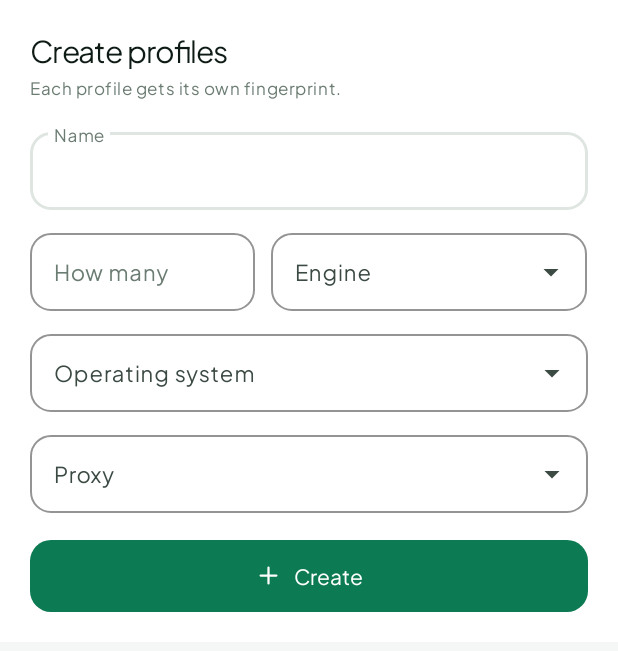
After one commit to alistairfoxlondon-pixel/Joe-Anti-detect-Browser-Mobile, an Android app: the layout sheet_bulk_create.xml on its own in the app's theme, with its tools: preview values and no code run, on a phone screen of 412 x 824 dp. The commit adds this screen. Shown: the top 651 px of the screen. Run offline under Robolectric (Android 15) with nearby library versions, the phone set to English and light mode, and no system bars.

Commit message:
Profiles: bulk create (name prefix, count, engine, OS, shared proxy)
Co-authored-by: arena-agent <297053741+arena-agent@users.noreply.github.com>

```diff
--- /dev/null
+++ b/app/src/main/res/layout/sheet_bulk_create.xml
@@ -0,0 +1,127 @@
+<?xml version="1.0" encoding="utf-8"?>
+<!--
+  Bulk create sheet.
+
+  Four choices and one number. Everything else is generated: each profile gets its own
+  fingerprint (engine + OS are the only identity inputs the user has to pick), and names are
+  numbered from the base name so a batch of 20 is readable in the list.
+-->
+<LinearLayout xmlns:android="http://schemas.android.com/apk/res/android"
+    xmlns:app="http://schemas.android.com/apk/res-auto"
+    android:layout_width="match_parent"
+    android:layout_height="wrap_content"
+    android:background="@color/surface"
+    android:orientation="vertical"
+    android:paddingStart="20dp"
+    android:paddingTop="18dp"
+    android:paddingEnd="20dp"
+    android:paddingBottom="20dp">
+
+    <TextView
+        style="@style/Text.Jb.ScreenTitle"
+        android:layout_width="match_parent"
+        android:layout_height="wrap_content"
+        android:text="@string/bulk_title" />
+
+    <TextView
+        style="@style/Text.Jb.Caption"
+        android:layout_width="match_parent"
+        android:layout_height="wrap_content"
+        android:layout_marginTop="2dp"
+        android:text="@string/bulk_hint" />
+
+    <com.google.android.material.textfield.TextInputLayout
+        android:id="@+id/bulkNameLayout"
+        style="@style/Widget.Jb.TextInput"
+        android:layout_width="match_parent"
+        android:layout_height="wrap_content"
+        android:layout_marginTop="16dp"
+        android:hint="@string/bulk_name">
+
+        <com.google.android.material.textfield.TextInputEditText
+            android:id="@+id/bulkNameInput"
+            android:layout_width="match_parent"
+            android:layout_height="52dp"
+            android:inputType="text"
+            android:maxLines="1" />
+    </com.google.android.material.textfield.TextInputLayout>
+
+    <LinearLayout
+        android:layout_width="match_parent"
+        android:layout_height="wrap_content"
+        android:layout_marginTop="10dp"
+        android:orientation="horizontal">
+
+        <com.google.android.material.textfield.TextInputLayout
+            android:id="@+id/bulkCountLayout"
+            style="@style/Widget.Jb.TextInput"
+            android:layout_width="0dp"
+            android:layout_height="wrap_content"
+            android:layout_marginEnd="5dp"
+            android:layout_weight="1"
+            android:hint="@string/bulk_count">
+
+            <com.google.android.material.textfield.TextInputEditText
+                android:id="@+id/bulkCountInput"
+                android:layout_width="match_parent"
+                android:layout_height="52dp"
+                android:inputType="number"
+                android:maxLines="1" />
+        </com.google.android.material.textfield.TextInputLayout>
+
+        <com.google.android.material.textfield.TextInputLayout
+            style="@style/Widget.Jb.TextInput.Dropdown"
+            android:layout_width="0dp"
+            android:layout_height="wrap_content"
+            android:layout_marginStart="5dp"
+            android:layout_weight="1.4"
+            android:hint="@string/bulk_engine">
+
+            <AutoCompleteTextView
+                android:id="@+id/bulkEngine"
+                android:layout_width="match_parent"
+                android:layout_height="52dp"
+                android:inputType="none"
+                android:maxLines="1" />
+        </com.google.android.material.textfield.TextInputLayout>
+    </LinearLayout>
+
+    <com.google.android.material.textfield.TextInputLayout
+        style="@style/Widget.Jb.TextInput.Dropdown"
+        android:layout_width="match_parent"
+        android:layout_height="wrap_content"
+        android:layout_marginTop="10dp"
+        android:hint="@string/bulk_os">
+
+        <AutoCompleteTextView
+            android:id="@+id/bulkOs"
+            android:layout_width="match_parent"
+            android:layout_height="52dp"
+            android:inputType="none"
+            android:maxLines="1" />
+    </com.google.android.material.textfield.TextInputLayout>
+
+    <com.google.android.material.textfield.TextInputLayout
+        style="@style/Widget.Jb.TextInput.Dropdown"
+        android:layout_width="match_parent"
+        android:layout_height="wrap_content"
+        android:layout_marginTop="10dp"
+        android:hint="@string/bulk_proxy">
+
+        <AutoCompleteTextView
+            android:id="@+id/bulkProxy"
+            android:layout_width="match_parent"
+            android:layout_height="52dp"
+            android:inputType="none"
+            android:maxLines="1" />
+    </com.google.android.material.textfield.TextInputLayout>
+
+    <com.google.android.material.button.MaterialButton
+        android:id="@+id/bulkCreateButton"
+        style="@style/Widget.Jb.Button"
+        android:layout_width="match_parent"
+        android:layout_height="@dimen/button_height"
+        android:layout_marginTop="18dp"
+        android:text="@string/bulk_create"
+        app:icon="@drawable/ic_plus" />
+</LinearLayout>
--- a/app/src/main/res/values/strings.xml
+++ b/app/src/main/res/values/strings.xml
@@ -73,6 +73,18 @@
     <string name="profiles_no_match_body">Try another search</string>
     <string name="profiles_create_first">Create profile</string>
     <string name="profiles_new">New profile</string>
+    <string name="profiles_bulk_new">Bulk create</string>
+    <string name="bulk_title">Create profiles</string>
+    <string name="bulk_name">Name</string>
+    <string name="bulk_count">How many</string>
+    <string name="bulk_engine">Engine</string>
+    <string name="bulk_os">Operating system</string>
+    <string name="bulk_proxy">Proxy</string>
+    <string name="bulk_proxy_none">Direct</string>
+    <string name="bulk_create">Create</string>
+    <string name="bulk_created">%1$d profiles created</string>
+    <string name="bulk_hint">Each profile gets its own fingerprint.</string>
+    <string name="bulk_default_name">Profile</string>
     <string name="profiles_sort">Sort</string>
     <string name="profiles_filter_all">All</string>
     <string name="profiles_clear_data">Clear data</string>
```
Also changed, not shown: app/src/main/java/com/joebrowser/app/data/ProfileRepository.kt (+55 -0 lines), app/src/main/java/com/joebrowser/app/ui/ProfilesFragment.kt (+59 -0 lines), app/src/main/res/layout/fragment_profiles.xml (+8 -0 lines).
